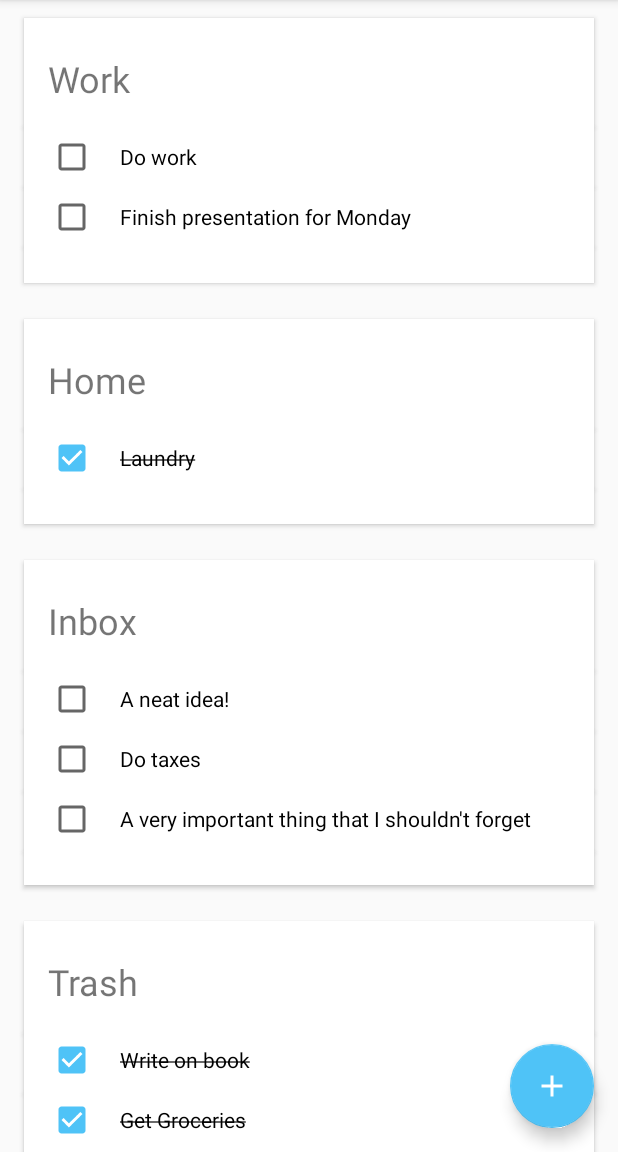
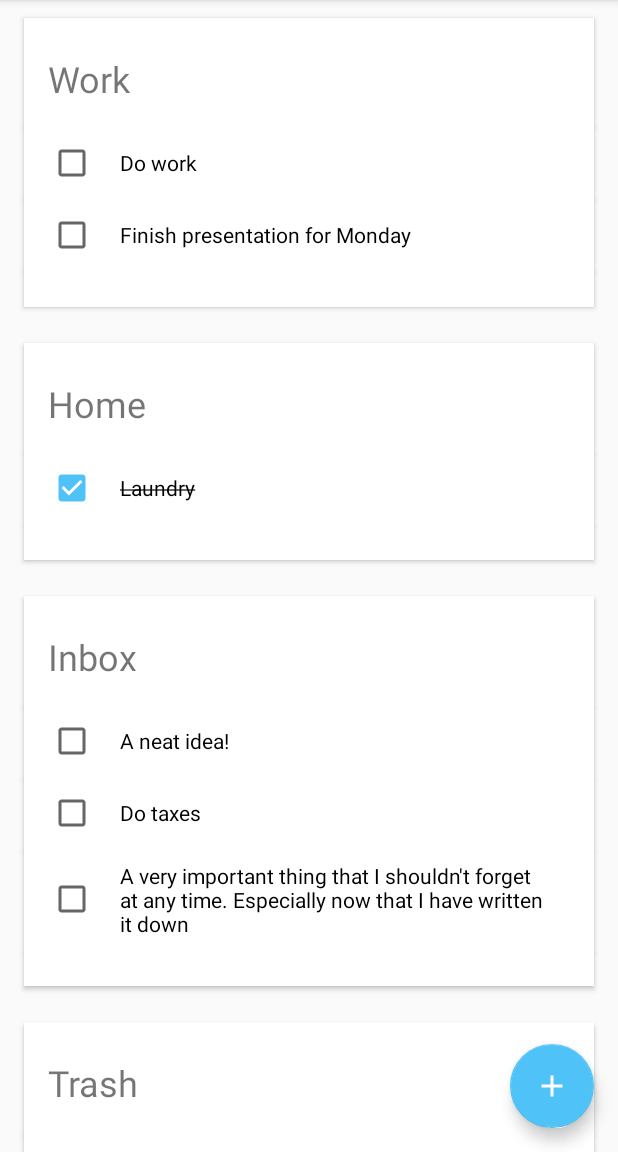
Before and after one commit to David-Jackson/GettingThingsDone, an Android app: the screen it shows after launch (MainActivity), on a phone screen of 412 x 824 dp, the part 84-1236 px from its top. Run offline under Robolectric (Android 15) with nearby library versions, the phone set to English and light mode, and no system bars.

Commit message:
Update task layout to allow for multiline text

```diff
--- a/app/src/main/java/fyi/jackson/drew/gettingthingsdone/data/DummyData.java
+++ b/app/src/main/java/fyi/jackson/drew/gettingthingsdone/data/DummyData.java
@@ -22,7 +22,7 @@ public class DummyData {
         add(new Task("Laundry", "Home", 1523618945L, 1523623545L, true));
         add(new Task("A neat idea!", "Inbox", 1523627945L, null, false));
         add(new Task("Do taxes", "Inbox", 1523624925L, null, false));
-        add(new Task("A very important thing that I shouldn't forget", "Inbox", 1523624925L, null, false));
+        add(new Task("A very important thing that I shouldn't forget at any time. Especially now that I have written it down", "Inbox", 1523624925L, null, false));
         add(new Task("Finish presentation for Monday", "Work", 1523624925L, null, false));
         add(new Task("Write on book", "Trash", 1523624925L, 1523623545L, true));
         add(new Task("Get Groceries", "Trash", 1523624925L, 1523623545L, true));
--- a/app/src/main/res/layout/view_holder_task.xml
+++ b/app/src/main/res/layout/view_holder_task.xml
@@ -6,29 +6,22 @@
     xmlns:tools="http://schemas.android.com/tools"
     android:id="@+id/cardView"
     android:layout_width="match_parent"
-    android:layout_height="40dp"
+    android:layout_height="wrap_content"
     android:layout_marginEnd="@dimen/card_margin_horz"
     android:layout_marginStart="@dimen/card_margin_horz"
     app:cardCornerRadius="0dp" >
-    <android.support.constraint.ConstraintLayout
-        android:layout_width="match_parent"
-        android:layout_height="match_parent">
 
         <CheckBox
             android:id="@+id/cb_task_status"
-            android:layout_width="0dp"
+            android:layout_width="wrap_content"
             android:layout_height="wrap_content"
+            android:gravity="center_vertical"
             android:layout_marginBottom="@dimen/card_list_item_padding_vert"
             android:layout_marginEnd="@dimen/card_list_item_padding_horz"
             android:layout_marginStart="@dimen/card_list_item_padding_horz"
             android:layout_marginTop="@dimen/card_list_item_padding_vert"
             android:paddingRight="@dimen/card_list_item_padding_horz"
             android:paddingLeft="@dimen/card_list_item_padding_horz"
-            app:layout_constraintBottom_toBottomOf="parent"
-            app:layout_constraintEnd_toEndOf="parent"
-            app:layout_constraintStart_toStartOf="parent"
-            app:layout_constraintTop_toTopOf="parent"
             tools:text="Task Name" />
 
-    </android.support.constraint.ConstraintLayout>
 </android.support.v7.widget.CardView>
```
